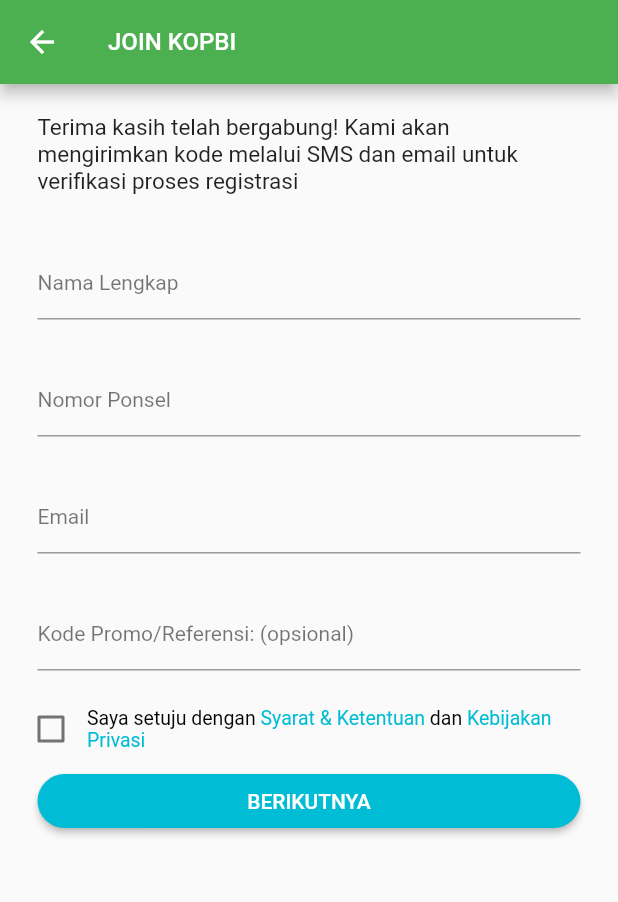
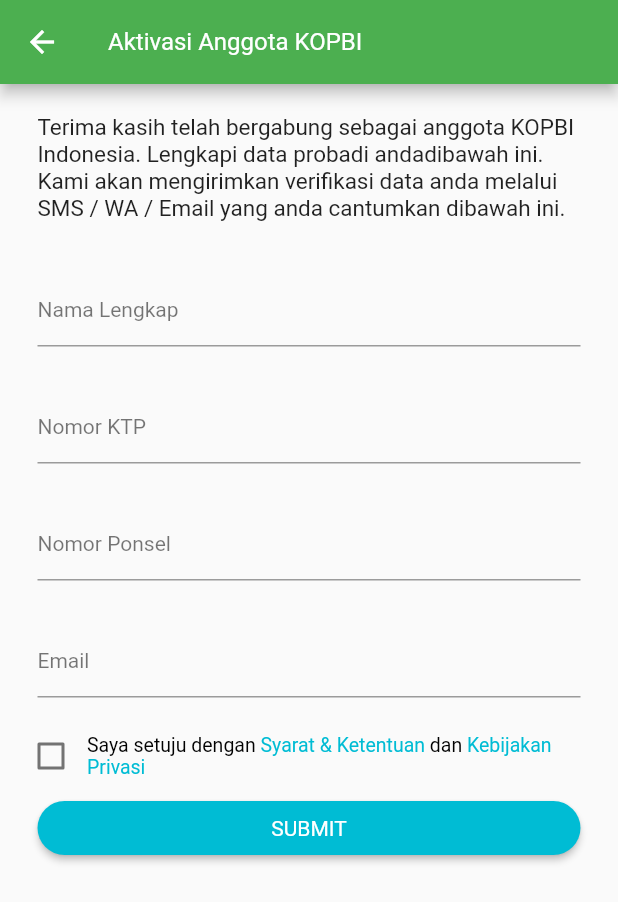
Before and after one commit to primajatnika271995/KOPBI, a Flutter app: the RegisterScreen screen opened by its route, on a phone screen of 412 x 824 dp. Shown: the top 902 px of the screen. Run offline on Flutter 3.47's test engine with Material 2 defaults, Android fonts, the phone set to English and light mode, and no system bars; our stand-ins replace font_awesome_flutter.

Commit message:
Update UI Hme

```diff
--- a/lib/src/app.dart
+++ b/lib/src/app.dart
@@ -9,6 +9,7 @@ void app() {
   runApp(
     MaterialApp(
       debugShowCheckedModeBanner: false,
+      theme: ThemeData(fontFamily: 'Roboto'),
       initialRoute: '/',
       routes: {
         '/': (context) => LoginScreen(),
--- a/lib/src/views/register_screen/register_page.dart
+++ b/lib/src/views/register_screen/register_page.dart
@@ -16,7 +16,7 @@ class _RegisterScreenState extends State<RegisterScreen> {
       appBar: AppBar(
         backgroundColor: Colors.green,
         title: Text(
-          'JOIN KOPBI',
+          'Aktivasi Anggota KOPBI',
           style: TextStyle(fontSize: 16),
         ),
       ),
@@ -28,9 +28,9 @@ class _RegisterScreenState extends State<RegisterScreen> {
               children: <Widget>[
                 informasiRegister(),
                 namaLengkapField(),
+                nomorKtpField(),
                 nomorPonselField(),
                 emailField(),
-                kodePromoField(),
                 acceptPrivacyPoliceField(),
               ],
             ),
@@ -50,7 +50,7 @@ class _RegisterScreenState extends State<RegisterScreen> {
     return Padding(
       padding: const EdgeInsets.symmetric(horizontal: 25, vertical: 20),
       child: Text(
-        'Terima kasih telah bergabung! Kami akan mengirimkan kode melalui SMS dan email untuk verifikasi proses registrasi',
+        'Terima kasih telah bergabung sebagai anggota KOPBI Indonesia. Lengkapi data probadi andadibawah ini. Kami akan mengirimkan verifikasi data anda melalui SMS / WA / Email yang anda cantumkan dibawah ini.',
         style: TextStyle(fontSize: 15),
       ),
     );
@@ -114,13 +114,14 @@ class _RegisterScreenState extends State<RegisterScreen> {
     );
   }
 
-  Widget kodePromoField() {
+  Widget nomorKtpField() {
     return Padding(
       padding: EdgeInsets.symmetric(horizontal: 25, vertical: 15),
       child: TextFormField(
+        keyboardType: TextInputType.number,
         decoration: InputDecoration(
           hasFloatingPlaceholder: true,
-          labelText: 'Kode Promo/Referensi: (opsional)',
+          labelText: 'Nomor KTP',
           labelStyle: TextStyle(color: Colors.black54, fontSize: 14),
           contentPadding: EdgeInsets.all(0),
           focusedBorder: UnderlineInputBorder(
@@ -183,7 +184,7 @@ class _RegisterScreenState extends State<RegisterScreen> {
         child: RaisedButton(
           onPressed: () {},
           child: Text(
-            'BERIKUTNYA',
+            'SUBMIT',
             style: TextStyle(color: Colors.white),
           ),
           color: Colors.cyan,
--- a/pubspec.yaml
+++ b/pubspec.yaml
@@ -60,6 +60,10 @@ flutter:
 
   # For details regarding adding assets from package dependencies, see
   # https://flutter.dev/assets-and-images/#from-packages
+  fonts:
+    - family: Roboto
+      fonts:
+        - asset: assets/fonts/Roboto-Regular.ttf
 
   # To add custom fonts to your application, add a fonts section here,
   # in this "flutter" section. Each entry in this list should have a
```
Also changed, not shown: lib/src/views/login_screen/login_page.dart (+8 -3 lines), lib/src/views/main_screen/home_page.dart (+56 -4 lines), lib/src/views/main_screen/main_page.dart (+2 -17 lines), assets/fonts/Roboto-Regular.ttf (added), assets/logo/leaf-background.jpg (added).
